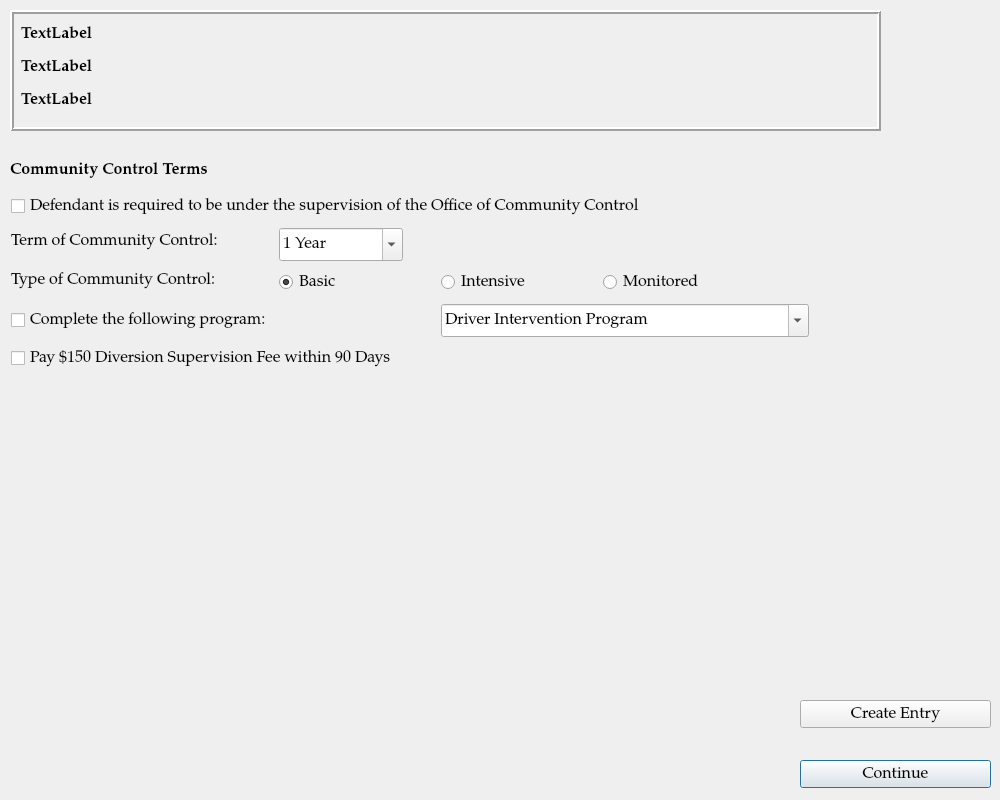
Above: ui/CommunityControlDialog.ui from HunterProgram22/MuniEntry before the change. Below: the same form after it.
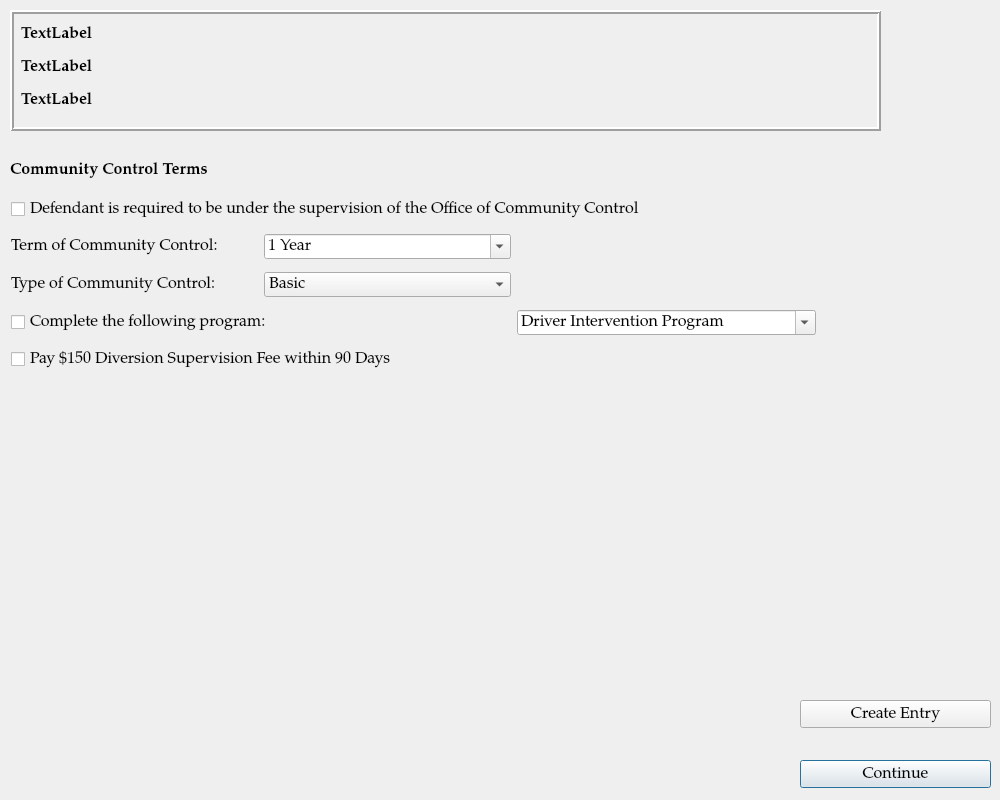
That is the form after the change.

What changed in the file:
```diff
--- a/ui/CommunityControlDialog.ui
+++ b/ui/CommunityControlDialog.ui
@@ -155,73 +155,32 @@
     <string>Community Control Terms</string>
    </property>
   </widget>
-  <widget class="QRadioButton" name="monitoredRadioButton">
-   <property name="geometry">
-    <rect>
-     <x>603</x>
-     <y>267</y>
-     <width>122</width>
-     <height>31</height>
-    </rect>
-   </property>
-   <property name="text">
-    <string>Monitored</string>
-   </property>
-   <attribute name="buttonGroup">
-    <string notr="true">communityControlButtonGroup</string>
-   </attribute>
-  </widget>
-  <widget class="QRadioButton" name="intensiveRadioButton">
-   <property name="geometry">
-    <rect>
-     <x>441</x>
-     <y>267</y>
-     <width>111</width>
-     <height>31</height>
-    </rect>
-   </property>
-   <property name="text">
-    <string>Intensive</string>
-   </property>
-   <attribute name="buttonGroup">
-    <string notr="true">communityControlButtonGroup</string>
-   </attribute>
-  </widget>
-  <widget class="QLabel" name="label_2">
-   <property name="geometry">
-    <rect>
-     <x>11</x>
-     <y>228</y>
-     <width>262</width>
-     <height>27</height>
-    </rect>
-   </property>
-   <property name="text">
-    <string>Term of Community Control:</string>
-   </property>
-  </widget>
-  <widget class="QCheckBox" name="community_control_required_checkbox">
+  <widget class="QWidget" name="">
    <property name="geometry">
     <rect>
      <x>11</x>
      <y>191</y>
-     <width>803</width>
-     <height>31</height>
+     <width>805</width>
+     <height>187</height>
     </rect>
    </property>
+   <layout class="QGridLayout" name="gridLayout">
+    <item row="0" column="0" colspan="3">
+     <widget class="QCheckBox" name="community_control_required_checkbox">
    <property name="text">
     <string>Defendant is required to be under the supervision of the Office of Community Control</string>
    </property>
   </widget>
+    </item>
+    <item row="1" column="0">
+     <widget class="QLabel" name="label_2">
+      <property name="text">
+       <string>Term of Community Control:</string>
+      </property>
+     </widget>
+    </item>
+    <item row="1" column="1">
   <widget class="QComboBox" name="term_of_community_control_box">
-   <property name="geometry">
-    <rect>
-     <x>279</x>
-     <y>228</y>
-     <width>124</width>
-     <height>33</height>
-    </rect>
-   </property>
    <property name="sizePolicy">
     <sizepolicy hsizetype="Minimum" vsizetype="Fixed">
      <horstretch>0</horstretch>
@@ -257,44 +216,48 @@
     </property>
    </item>
   </widget>
+    </item>
+    <item row="2" column="0">
   <widget class="QLabel" name="label_3">
-   <property name="geometry">
-    <rect>
-     <x>11</x>
-     <y>267</y>
-     <width>259</width>
-     <height>27</height>
-    </rect>
-   </property>
    <property name="text">
     <string>Type of Community Control:</string>
    </property>
   </widget>
+    </item>
+    <item row="2" column="1">
+     <widget class="QComboBox" name="type_of_community_control_box">
+      <property name="enabled">
+       <bool>true</bool>
+      </property>
+      <item>
+       <property name="text">
+        <string>Basic</string>
+       </property>
+      </item>
+      <item>
+       <property name="text">
+        <string>Intensive</string>
+       </property>
+      </item>
+      <item>
+       <property name="text">
+        <string>Monitored</string>
+       </property>
+      </item>
+     </widget>
+    </item>
+    <item row="3" column="0" colspan="2">
   <widget class="QCheckBox" name="checkBox_4">
-   <property name="geometry">
-    <rect>
-     <x>11</x>
-     <y>305</y>
-     <width>327</width>
-     <height>31</height>
-    </rect>
-   </property>
    <property name="text">
     <string>Complete the following program:</string>
    </property>
   </widget>
+    </item>
+    <item row="3" column="2">
   <widget class="QComboBox" name="comboBox_2">
    <property name="enabled">
     <bool>true</bool>
    </property>
-   <property name="geometry">
-    <rect>
-     <x>441</x>
-     <y>304</y>
-     <width>368</width>
-     <height>33</height>
-    </rect>
-   </property>
    <property name="editable">
     <bool>true</bool>
    </property>
@@ -319,40 +282,15 @@
     </property>
    </item>
   </widget>
+    </item>
+    <item row="4" column="0" colspan="3">
   <widget class="QCheckBox" name="checkBox_2">
-   <property name="geometry">
-    <rect>
-     <x>11</x>
-     <y>343</y>
-     <width>482</width>
-     <height>31</height>
-    </rect>
-   </property>
    <property name="text">
     <string>Pay $150 Diversion Supervision Fee within 90 Days</string>
    </property>
   </widget>
-  <widget class="QRadioButton" name="basicRadioButton">
-   <property name="enabled">
-    <bool>true</bool>
-   </property>
-   <property name="geometry">
-    <rect>
-     <x>279</x>
-     <y>267</y>
-     <width>73</width>
-     <height>31</height>
-    </rect>
-   </property>
-   <property name="text">
-    <string>Basic</string>
-   </property>
-   <property name="checked">
-    <bool>true</bool>
-   </property>
-   <attribute name="buttonGroup">
-    <string notr="true">communityControlButtonGroup</string>
-   </attribute>
+    </item>
+   </layout>
   </widget>
  </widget>
  <tabstops>
```
Left out of the diff: 3 changed lines with no effect on the pictures. Lines whose indentation alone changed are shown as unchanged.
